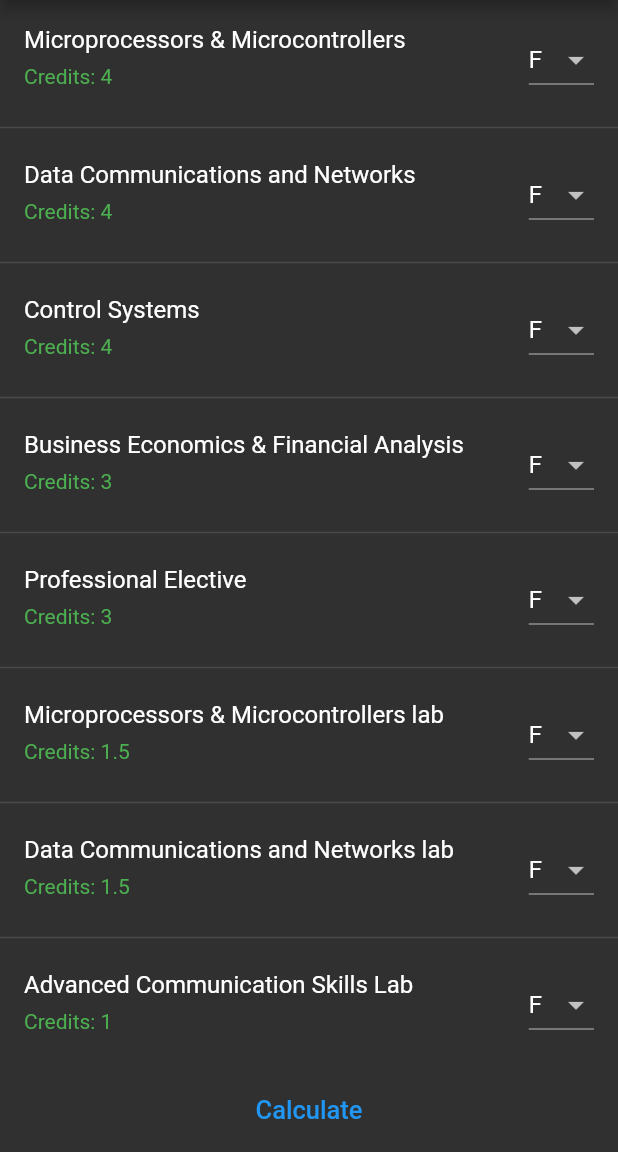
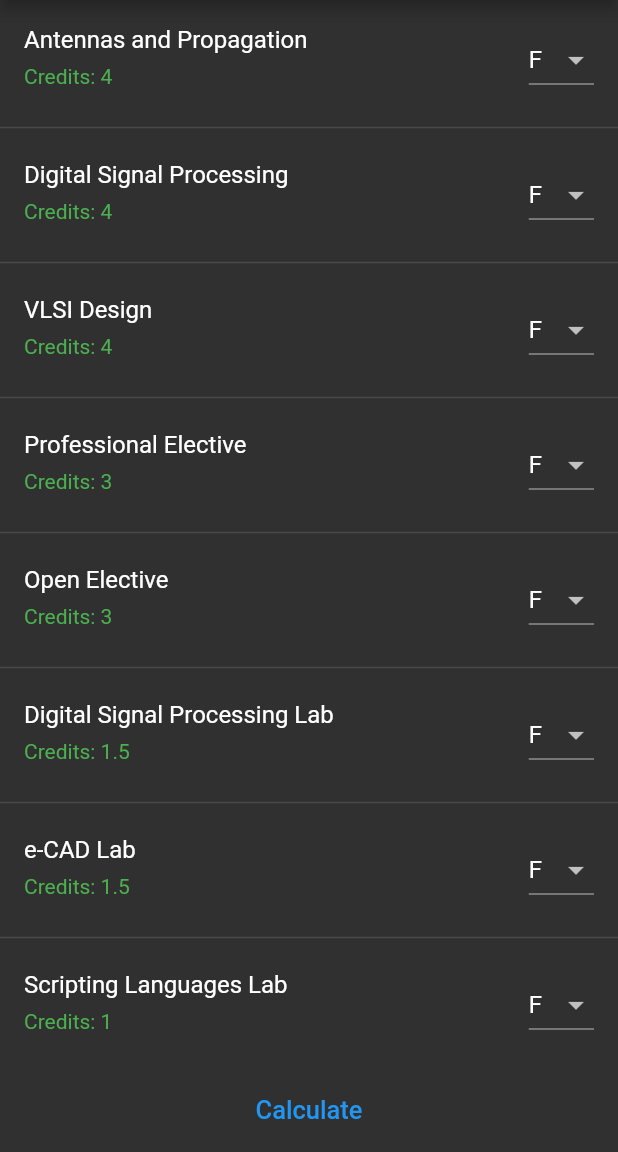
Before and after one commit to hemanth-kotagiri/sgpa-calculator, a Flutter app: the screen it shows after launch, after a tap on "Electronics and Communication Engineerin", on a phone screen of 412 x 824 dp, the part 84-1236 px from its top. Run offline on Flutter 3.47's test engine with Material 2 defaults, Android fonts, the phone set to English and light mode, and no system bars; network calls fail.

Commit message:
Update constants.dart

```diff
--- a/lib/constants.dart
+++ b/lib/constants.dart
@@ -11,26 +11,25 @@ final gradeScores = {
 };
 
 final branchCourses = {
-  "Electronics and Communication Engineering": {
-    "Microprocessors & Microcontrollers": 4,
-    "Data Communications and Networks": 4,
-    "Control Systems": 4,
-    "Business Economics & Financial Analysis": 3,
+ "Electronics and Communication Engineering": {
+    "Antennas and Propagation": 4,
+    "Digital Signal Processing": 4,
+    "VLSI Design": 4,
     "Professional Elective": 3,
-    "Microprocessors & Microcontrollers lab": 1.5,
-    "Data Communications and Networks lab": 1.5,
-    "Advanced Communication Skills Lab": 1
+    "Open Elective": 3,
+    "Digital Signal Processing Lab": 1.5,
+    "e-CAD Lab": 1.5,
+    "Scripting Languages Lab": 1
   },
   "Computer Science and Engineering": {
-    "Formal Languages and Automata Theory": 3,
-    "Software Engineering": 3,
-    "Computer Networks": 3,
-    "Web Technologies": 3,
-    "Professional Elective 1": 3,
-    "Professional Elective 2": 3,
-    "Software Engineering Lab": 1.5,
-    "Computer Networks and Web Technologies Lab": 1.5,
-    "Advanced Communication Skills Lab": 1
+    "Machine Learning": 4,
+    "Compiler Design": 4,
+    "Design and Analysis of Algorithms": 4,
+    "Professional Elective": 3,
+    "Open Elective": 3,
+    "Machine Learning Lab": 1.5,
+    "Compiler Design Lab": 1.5,
+    "Professional Elective Lab": 1
   },
   "Information Technology": {
     "Formal Languages and Automata Theory": 3,
```
